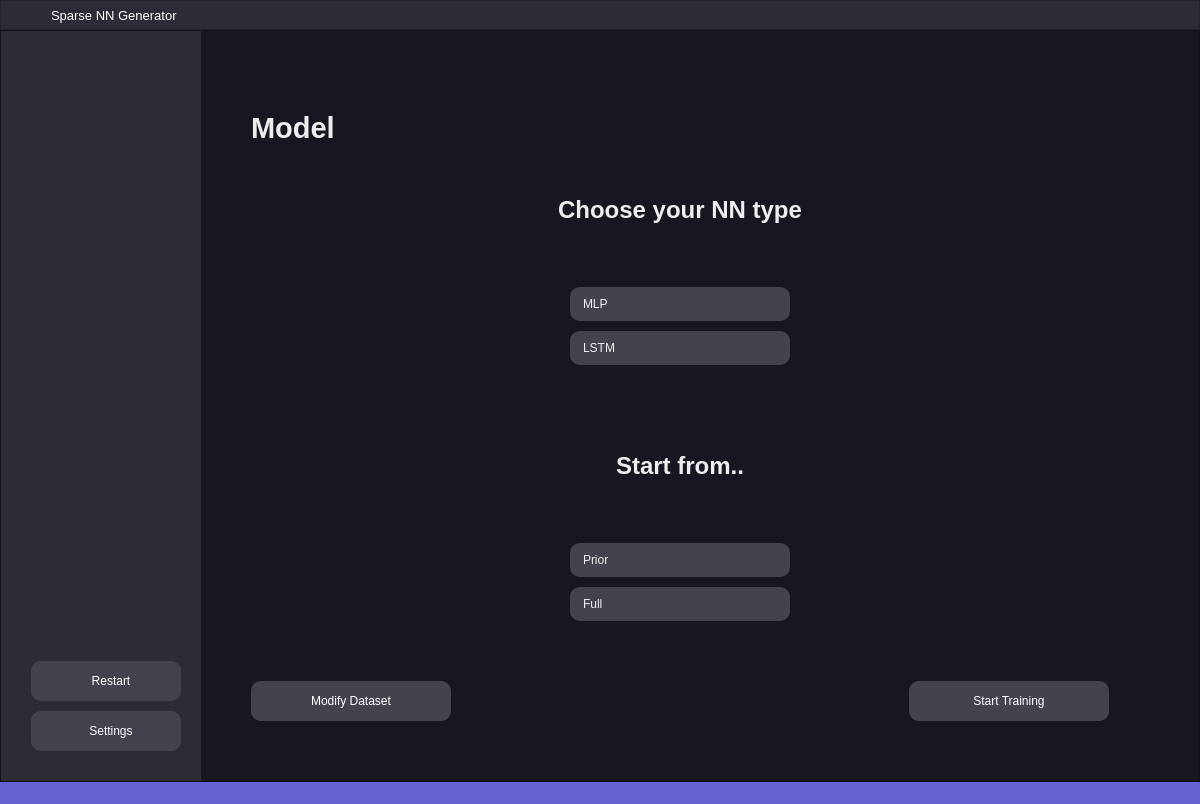
Old version of the form mainwindowui.ui in the repository saxovia/bsc-thesis.
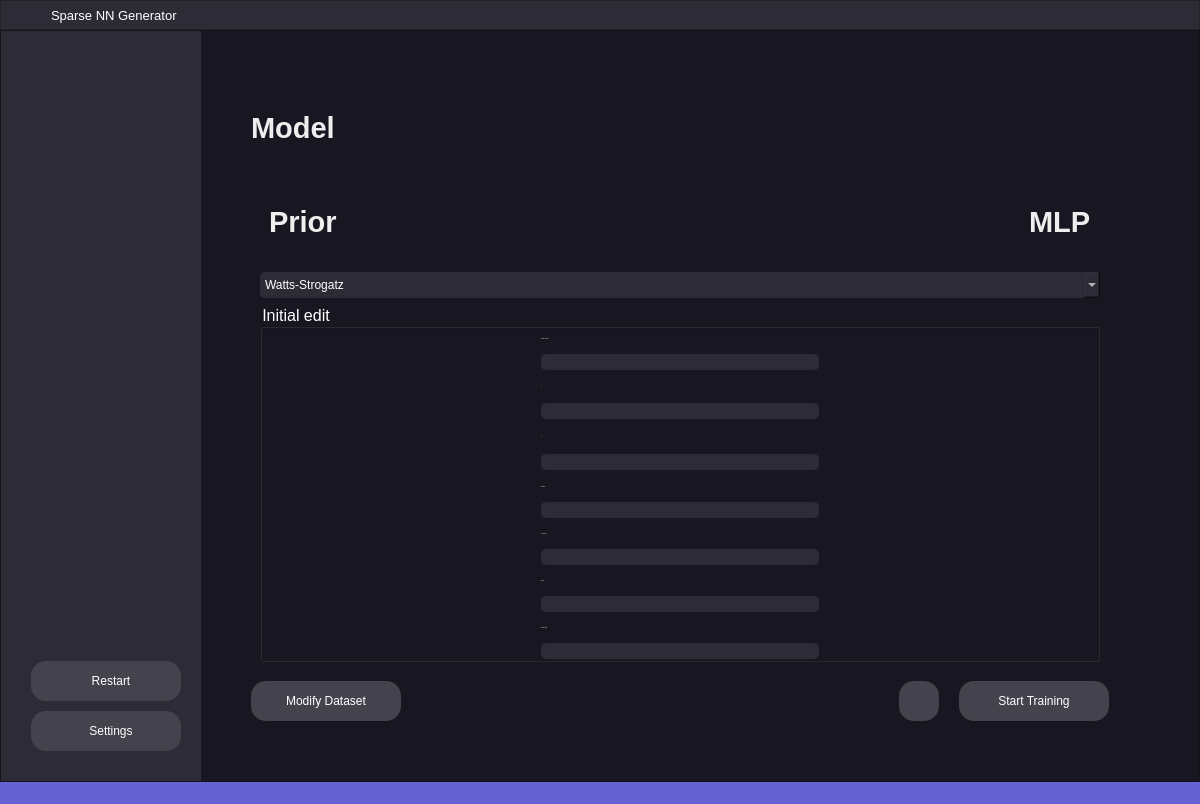
New version of the form. Icons and pictures are not drawn.

Commit message: Worked on model page. Tried to fix table reordering problem

What changed in the file:
```diff
--- a/mainwindowui.ui
+++ b/mainwindowui.ui
@@ -133,12 +133,32 @@
 #side_widget .QPushButton {
 	background-color: #44424c;
 	color: #fff;
-	border-radius: 10px;
+
+}
+#dataset_page .QPushButton,
+#choose_results .QPushButton,
+#side_widget .QPushButton {
 	min-width: 200px;
 	max-width: 200px;
 	min-height: 40px;
 	max-height: 40px;
+	border-radius: 15px;
 }
+#model_train_button, #modify_dataset_button{
+	min-width: 150px;
+	max-width: 200px;
+	min-height: 40px;
+	max-height: 40px;
+	border-radius: 15px;
+}
+#model_undo_button{
+	min-width: 40px;
+	max-width: 40px;
+	min-height: 40px;
+	max-height:40px;
+	border-radius: 15px;
+}
+
 
 #home_page .QPushButton {
 	background-color: #44424c;
@@ -429,6 +449,12 @@
             <iconset>
              <normaloff>resources/icons/neural-net.png</normaloff>resources/icons/neural-net.png</iconset>
            </property>
+           <property name="iconSize">
+            <size>
+             <width>14</width>
+             <height>14</height>
+            </size>
+           </property>
           </widget>
          </item>
          <item>
@@ -484,6 +510,12 @@
             <iconset>
              <normaloff>resources/icons/minimize-sign.png</normaloff>resources/icons/minimize-sign.png</iconset>
            </property>
+           <property name="iconSize">
+            <size>
+             <width>14</width>
+             <height>14</height>
+            </size>
+           </property>
           </widget>
          </item>
          <item>
@@ -501,6 +533,12 @@
             <iconset>
              <normaloff>resources/icons/maximize.png</normaloff>resources/icons/maximize.png</iconset>
            </property>
+           <property name="iconSize">
+            <size>
+             <width>14</width>
+             <height>14</height>
+            </size>
+           </property>
           </widget>
          </item>
          <item>
@@ -518,6 +556,12 @@
             <iconset>
              <normaloff>resources/icons/close.png</normaloff>resources/icons/close.png</iconset>
            </property>
+           <property name="iconSize">
+            <size>
+             <width>14</width>
+             <height>14</height>
+            </size>
+           </property>
           </widget>
          </item>
         </layout>
@@ -823,11 +867,11 @@
                     </size>
                    </property>
                    <property name="text">
-                    <string>  View existing results</string>
+                    <string>  View results</string>
                    </property>
                    <property name="icon">
                     <iconset>
-                     <normaloff>resources/icons/analytics.png</normaloff>resources/icons/analytics.png</iconset>
+                     <normaloff>resources/icons/neural-net.png</normaloff>resources/icons/neural-net.png</iconset>
                    </property>
                   </widget>
                  </item>
@@ -846,7 +890,7 @@
                     </size>
                    </property>
                    <property name="text">
-                    <string>  Choose a model</string>
+                    <string>  Make a model</string>
                    </property>
                    <property name="icon">
                     <iconset>
@@ -1022,7 +1066,7 @@
                       <x>0</x>
                       <y>0</y>
                       <width>832</width>
-                      <height>905</height>
+                      <height>883</height>
                      </rect>
                     </property>
                     <property name="autoFillBackground">
@@ -1057,13 +1101,6 @@
                        </property>
                       </widget>
                      </item>
-                     <item>
-                      <widget class="QLabel" name="label_10">
-                       <property name="text">
-                        <string>TextLabel</string>
-                       </property>
-                      </widget>
-                     </item>
                      <item>
                       <widget class="QFrame" name="frame_4">
                        <property name="sizePolicy">
@@ -1318,6 +1355,19 @@
               <property name="verticalSpacing">
                <number>10</number>
               </property>
+              <item row="3" column="1">
+               <spacer name="horizontalSpacer_4">
+                <property name="orientation">
+                 <enum>Qt::Horizontal</enum>
+                </property>
+                <property name="sizeHint" stdset="0">
+                 <size>
+                  <width>40</width>
+                  <height>20</height>
+                 </size>
+                </property>
+               </spacer>
+              </item>
               <item row="3" column="0">
                <widget class="QPushButton" name="modify_dataset_button">
                 <property name="text">
@@ -1325,28 +1375,8 @@
                 </property>
                </widget>
               </item>
-              <item row="3" column="1">
-               <spacer name="horizontalSpacer_4">
-                <property name="orientation">
-                 <enum>Qt::Horizontal</enum>
-                </property>
-                <property name="sizeHint" stdset="0">
-                 <size>
-                  <width>40</width>
-                  <height>20</height>
-                 </size>
-                </property>
-               </spacer>
-              </item>
-              <item row="3" column="2">
-               <widget class="QPushButton" name="model_train_button">
-                <property name="text">
-                 <string>Start Training</string>
-                </property>
-               </widget>
-              </item>
-              <item row="2" column="0" colspan="3">
-               <widget class="QWidget" name="widget_3" native="true">
+              <item row="2" column="0" colspan="4">
+               <widget class="QWidget" name="model_page_handler" native="true">
                 <property name="maximumSize">
                  <size>
                   <width>16777215</width>
@@ -1367,7 +1397,7 @@
                   <number>0</number>
                  </property>
                  <item row="0" column="0">
-                  <widget class="QLabel" name="label_2">
+                  <widget class="QLabel" name="model_page_title">
                    <property name="minimumSize">
                     <size>
                      <width>0</width>
@@ -1403,7 +1433,7 @@
                  <item row="3" column="0" colspan="2">
                   <widget class="QStackedWidget" name="stackedWidget_2">
                    <property name="currentIndex">
-                    <number>0</number>
+                    <number>3</number>
                    </property>
                    <widget class="QWidget" name="model_starting_page">
                     <layout class="QGridLayout" name="gridLayout_23">
@@ -1424,159 +1454,185 @@
                      </property>
                      <item row="0" column="0" colspan="2" alignment="Qt::AlignHCenter">
                       <widget class="QWidget" name="widget_2" native="true">
+                       <property name="minimumSize">
+                        <size>
+                         <width>0</width>
+                         <height>0</height>
+                        </size>
+                       </property>
                        <layout class="QGridLayout" name="gridLayout_16">
-                        <item row="3" column="0">
-                         <widget class="QLabel" name="label_12">
-                          <property name="minimumSize">
-                           <size>
-                            <width>0</width>
-                            <height>70</height>
-                           </size>
-                          </property>
-                          <property name="maximumSize">
-                           <size>
-                            <width>16777215</width>
-                            <height>100</height>
-                           </size>
-                          </property>
-                          <property name="font">
-                           <font>
-                            <pointsize>18</pointsize>
-                            <bold>true</bold>
-                           </font>
-                          </property>
-                          <property name="autoFillBackground">
-                           <bool>false</bool>
-                          </property>
-                          <property name="text">
-                           <string>Start from..</string>
-                          </property>
-                          <property name="alignment">
-                           <set>Qt::AlignHCenter|Qt::AlignTop</set>
-                          </property>
-                          <property name="wordWrap">
-                           <bool>true</bool>
-                          </property>
-                         </widget>
-                        </item>
-                        <item row="4" column="0">
-                         <widget class="QListWidget" name="listWidget_2">
-                          <property name="maximumSize">
-                           <size>
-                            <width>250</width>
-                            <height>16777215</height>
-                           </size>
-                          </property>
-                          <property name="layoutDirection">
-                           <enum>Qt::LeftToRight</enum>
-                          </property>
-                          <property name="autoScroll">
-                           <bool>false</bool>
-                          </property>
-                          <property name="flow">
-                           <enum>QListView::TopToBottom</enum>
-                          </property>
-                          <property name="wordWrap">
-                           <bool>true</bool>
-                          </property>
-                          <property name="sortingEnabled">
-                           <bool>false</bool>
-                          </property>
-                          <item>
-                           <property name="text">
-                            <string>Prior</string>
-                           </property>
-                          </item>
-                          <item>
-                           <property name="text">
-                            <string>Full</string>
-                           </property>
-                          </item>
-                         </widget>
-                        </item>
-                        <item row="0" column="0">
-                         <widget class="QLabel" name="label_8">
-                          <property name="minimumSize">
-                           <size>
-                            <width>0</width>
-                            <height>70</height>
-                           </size>
-                          </property>
-                          <property name="maximumSize">
-                           <size>
-                            <width>16777215</width>
-                            <height>100</height>
-                           </size>
-                          </property>
-                          <property name="font">
-                           <font>
-                            <pointsize>18</pointsize>
-                            <bold>true</bold>
-                           </font>
-                          </property>
-                          <property name="autoFillBackground">
-                           <bool>false</bool>
-                          </property>
-                          <property name="text">
-                           <string>Choose your NN type</string>
-                          </property>
-                          <property name="alignment">
-                           <set>Qt::AlignHCenter|Qt::AlignTop</set>
-                          </property>
-                          <property name="wordWrap">
-                           <bool>true</bool>
-                          </property>
-                         </widget>
-                        </item>
-                        <item row="2" column="0">
-                         <spacer name="verticalSpacer_6">
-                          <property name="orientation">
-                           <enum>Qt::Vertical</enum>
-                          </property>
-                          <property name="sizeType">
-                           <enum>QSizePolicy::Minimum</enum>
-                          </property>
-                          <property name="sizeHint" stdset="0">
-                           <size>
-                            <width>20</width>
-                            <height>40</height>
-                           </size>
-                          </property>
-                         </spacer>
-                        </item>
                         <item row="1" column="0">
-                         <widget class="QListWidget" name="listWidget">
-                          <property name="maximumSize">
+                         <widget class="QFrame" name="frame_2">
+                          <property name="minimumSize">
                            <size>
-                            <width>250</width>
-                            <height>16777215</height>
+                            <width>350</width>
+                            <height>0</height>
                            </size>
                           </property>
-                          <property name="layoutDirection">
-                           <enum>Qt::LeftToRight</enum>
+                          <property name="frameShape">
+                           <enum>QFrame::StyledPanel</enum>
                           </property>
-                          <property name="autoScroll">
-                           <bool>false</bool>
+                          <property name="frameShadow">
+                           <enum>QFrame::Raised</enum>
                           </property>
-                          <property name="flow">
-                           <enum>QListView::TopToBottom</enum>
+                          <layout class="QGridLayout" name="gridLayout_33">
+                           <item row="0" column="0">
+                            <widget class="QLabel" name="label_8">
+                             <property name="minimumSize">
+                              <size>
+                               <width>0</width>
+                               <height>50</height>
+                              </size>
+                             </property>
+                             <property name="maximumSize">
+                              <size>
+                               <width>16777215</width>
+                               <height>50</height>
+                              </size>
+                             </property>
+                             <property name="font">
+                              <font>
+                               <pointsize>18</pointsize>
+                               <bold>true</bold>
+                              </font>
+                             </property>
+                             <property name="autoFillBackground">
+                              <bool>false</bool>
+                             </property>
+                             <property name="text">
+                              <string>Choose your NN type</string>
+                             </property>
+                             <property name="alignment">
+                              <set>Qt::AlignHCenter|Qt::AlignTop</set>
+                             </property>
+                             <property name="wordWrap">
+                              <bool>true</bool>
+                             </property>
+                            </widget>
+                           </item>
+                           <item row="1" column="0">
+                            <widget class="QListWidget" name="listWidget">
+                             <property name="maximumSize">
+                              <size>
+                               <width>250</width>
+                               <height>16777215</height>
+                              </size>
+                             </property>
+                             <property name="layoutDirection">
+                              <enum>Qt::LeftToRight</enum>
+                             </property>
+                             <property name="autoScroll">
+                              <bool>false</bool>
+                             </property>
+                             <property name="flow">
+                              <enum>QListView::TopToBottom</enum>
+                             </property>
+                             <property name="wordWrap">
+                              <bool>true</bool>
+                             </property>
+                             <property name="sortingEnabled">
+                              <bool>false</bool>
+                             </property>
+                             <item>
+                              <property name="text">
+                               <string>MLP</string>
+                              </property>
+                             </item>
+                             <item>
+                              <property name="text">
+                               <string>LSTM</string>
+                              </property>
+                             </item>
+                            </widget>
+                           </item>
+                          </layout>
+                         </widget>
+                        </item>
+                        <item row="1" column="1">
+                         <widget class="QFrame" name="frame_5">
+                          <property name="minimumSize">
+                           <size>
+                            <width>350</width>
+                            <height>0</height>
+                           </size>
                           </property>
-                          <property name="wordWrap">
-                           <bool>true</bool>
+                          <property name="frameShape">
+                           <enum>QFrame::StyledPanel</enum>
                           </property>
-                          <property name="sortingEnabled">
-                           <bool>false</bool>
+                          <property name="frameShadow">
+                           <enum>QFrame::Raised</enum>
                           </property>
-                          <item>
-                           <property name="text">
-                            <string>MLP</string>
-                           </property>
-                          </item>
-                          <item>
-                           <property name="text">
-                            <string>LSTM</string>
-                           </property>
-                          </item>
+                          <layout class="QGridLayout" name="gridLayout_34">
+                           <item row="0" column="0">
+                            <widget class="QLabel" name="label_12">
+                             <property name="minimumSize">
+                              <size>
+                               <width>0</width>
+                               <height>50</height>
+                              </size>
+                             </property>
+                             <property name="maximumSize">
+                              <size>
+                               <width>16777215</width>
+                               <height>50</height>
+                              </size>
+                             </property>
+                             <property name="font">
+                              <font>
+                               <pointsize>18</pointsize>
+                               <bold>true</bold>
+                              </font>
+                             </property>
+                             <property name="autoFillBackground">
+                              <bool>false</bool>
+                             </property>
+                             <property name="text">
+                              <string>Start from..</string>
+                             </property>
+                             <property name="alignment">
+                              <set>Qt::AlignHCenter|Qt::AlignTop</set>
+                             </property>
+                             <property name="wordWrap">
+                              <bool>true</bool>
+                             </property>
+                            </widget>
+                           </item>
+                           <item row="1" column="0">
+                            <widget class="QListWidget" name="listWidget_2">
+                             <property name="maximumSize">
+                              <size>
+                               <width>250</width>
+                               <height>16777215</height>
+                              </size>
+                             </property>
+                             <property name="layoutDirection">
+                              <enum>Qt::LeftToRight</enum>
+                             </property>
+                             <property name="autoScroll">
+                              <bool>false</bool>
+                             </property>
+                             <property name="flow">
+                              <enum>QListView::TopToBottom</enum>
+                             </property>
+                             <property name="wordWrap">
+                              <bool>true</bool>
+                             </property>
+                             <property name="sortingEnabled">
+                              <bool>false</bool>
+                             </property>
+                             <item>
+                              <property name="text">
+                               <string>Prior</string>
+                              </property>
+                             </item>
+                             <item>
+                              <property name="text">
+                               <string>Full</string>
+                              </property>
+                             </item>
+                            </widget>
+                           </item>
+                          </layout>
                          </widget>
                         </item>
                        </layout>
@@ -1649,7 +1705,7 @@
                          </widget>
                         </item>
                         <item row="0" column="2">
-                         <widget class="QLabel" name="label_21">
+                         <widget class="QLabel" name="current_model_architecture_label_3">
                           <property name="minimumSize">
                            <size>
                             <width>0</width>
@@ -1696,7 +1752,7 @@
                        <property name="maximumSize">
                         <size>
                          <width>16777215</width>
-                         <height>180</height>
+                         <height>250</height>
                         </size>
                        </property>
                        <property name="font">
@@ -1714,19 +1770,16 @@
                         <bool>true</bool>
                        </property>
                        <layout class="QGridLayout" name="gridLayout_5">
-                        <item row="4" column="0">
-                         <widget class="QLineEdit" name="lineEdit_2"/>
+                        <item row="1" column="0">
+                         <widget class="QLabel" name="label_15">
+                          <property name="text">
+                           <string>Number of layers:</string>
+                          </property>
+                         </widget>
                         </item>
                         <item row="2" column="0">
                          <widget class="QLineEdit" name="lineEdit"/>
                         </item>
-                        <item row="5" column="0">
-                         <widget class="QLabel" name="label_30">
-                          <property name="text">
-                           <string>Optimizer</string>
-                          </property>
-                         </widget>
-                        </item>
                         <item row="3" column="0">
                          <widget class="QLabel" name="label_16">
                           <property name="text">
@@ -1734,26 +1787,29 @@
                           </property>
                          </widget>
                         </item>
-                        <item row="1" column="0">
-                         <widget class="QLabel" name="label_15">
-                          <property name="text">
-                           <string>Number of layers:</string>
-                          </property>
-                         </widget>
-                        </item>
-                        <item row="7" column="0">
-                         <widget class="QLabel" name="label_31">
-                          <property name="text">
-                           <string>Loss function</string>
-                          </property>
-                         </widget>
-                        </item>
                         <item row="6" column="0">
                          <widget class="QLineEdit" name="lineEdit_5"/>
                         </item>
+                        <item row="4" column="0">
+                         <widget class="QLineEdit" name="lineEdit_2"/>
+                        </item>
+                        <item row="7" column="0">
+                         <widget class="QLabel" name="label_31">
+                          <property name="text">
+                           <string>Loss function</string>
+                          </property>
+                         </widget>
+                        </item>
                         <item row="8" column="0">
                          <widget class="QLineEdit" name="lineEdit_6"/>
                         </item>
+                        <item row="5" column="0">
+                         <widget class="QLabel" name="label_30">
+                          <property name="text">
+                           <string>Optimizer</string>
+                          </property>
+                         </widget>
+                        </item>
                        </layout>
                       </widget>
                      </item>
@@ -1863,7 +1919,7 @@
                          </widget>
                         </item>
                         <item row="0" column="2">
-                         <widget class="QLabel" name="label_23">
+                         <widget class="QLabel" name="current_model_architecture_label_2">
                           <property name="minimumSize">
                            <size>
                             <width>0</width>
@@ -1901,11 +1957,292 @@
                      </item>
                     </layout>
                    </widget>
+                   <widget class="QWidget" name="model_prior_start_page">
+                    <layout class="QGridLayout" name="gridLayout_30">
+                     <item row="0" column="0">
+                      <widget class="QWidget" name="widget_8" native="true">
+                       <property name="minimumSize">
+                        <size>
+                         <width>0</width>
+                         <height>20</height>
+                        </size>
+                       </property>
+                       <property name="maximumSize">
+                        <size>
+                         <width>16777215</width>
+                         <height>70</height>
+                        </size>
+                       </property>
+                       <layout class="QGridLayout" name="gridLayout_29">
+                        <property name="bottomMargin">
+                         <number>25</number>
+                        </property>
+                        <item row="0" column="1">
+                         <spacer name="horizontalSpacer_9">
+                          <property name="orientation">
+                           <enum>Qt::Horizontal</enum>
+                          </property>
+                          <property name="sizeHint" stdset="0">
+                           <size>
+                            <width>40</width>
+                            <height>20</height>
+                           </size>
+                          </property>
+                         </spacer>
+                        </item>
+                        <item row="0" column="0">
+                         <widget class="QLabel" name="label_29">
+                          <property name="minimumSize">
+                           <size>
+                            <width>0</width>
+                            <height>50</height>
+                           </size>
+                          </property>
+                          <property name="maximumSize">
+                           <size>
+                            <width>16777215</width>
+                            <height>50</height>
+                           </size>
+                          </property>
+                          <property name="font">
+                           <font>
+                            <pointsize>22</pointsize>
+                            <bold>true</bold>
+                           </font>
+                          </property>
+                          <property name="autoFillBackground">
+                           <bool>false</bool>
+                          </property>
+                          <property name="text">
+                           <string>Prior</string>
+                          </property>
+                          <property name="alignment">
+                           <set>Qt::AlignLeading|Qt::AlignLeft|Qt::AlignTop</set>
+                          </property>
+                          <property name="wordWrap">
+                           <bool>true</bool>
+                          </property>
+                         </widget>
+                        </item>
+                        <item row="0" column="2">
+                         <widget class="QLabel" name="current_model_architecture_label">
+                          <property name="minimumSize">
+                           <size>
+                            <width>0</width>
+                            <height>50</height>
+                           </size>
+                          </property>
+                          <property name="maximumSize">
+                           <size>
+                            <width>16777215</width>
+                            <height>50</height>
+                           </size>
+                          </property>
+                          <property name="font">
+                           <font>
+                            <pointsize>22</pointsize>
+                            <bold>true</bold>
+                           </font>
+                          </property>
+                          <property name="autoFillBackground">
+                           <bool>false</bool>
+                          </property>
+                          <property name="text">
+                           <string>MLP</string>
+                          </property>
+                          <property name="alignment">
+                           <set>Qt::AlignLeading|Qt::AlignLeft|Qt::AlignTop</set>
+                          </property>
+                          <property name="wordWrap">
+                           <bool>true</bool>
+                          </property>
+                         </widget>
+                        </item>
+                       </layout>
+                      </widget>
+                     </item>
+                     <item row="2" column="0">
+                      <widget class="QGroupBox" name="groupBox_6">
+                       <property name="minimumSize">
+                        <size>
+                         <width>150</width>
+                         <height>80</height>
+                        </size>
+                       </property>
+                       <property name="maximumSize">
+                        <size>
+                         <width>16777215</width>
+                         <height>16777215</height>
+                        </size>
+                       </property>
+                       <property name="font">
+                        <font>
+                         <pointsize>-1</pointsize>
+                        </font>
+                       </property>
+                       <property name="styleSheet">
+                        <string notr="true"/>
+                       </property>
+                       <property name="title">
+                        <string>Initial edit</string>
+                       </property>
+                       <property name="flat">
+                        <bool>true</bool>
+                       </property>
+                       <layout class="QGridLayout" name="gridLayout_32">
+                        <property name="leftMargin">
+                         <number>0</number>
+                        </property>
+                        <property name="topMargin">
+                         <number>0</number>
+                        </property>
+                        <property name="rightMargin">
+                         <number>0</number>
+                        </property>
+                        <property name="bottomMargin">
+                         <number>0</number>
+                        </property>
+                        <property name="horizontalSpacing">
+                         <number>6</number>
+                        </property>
+                        <item row="14" column="1">
+                         <widget class="QLabel" name="label_43">
+                          <property name="text">
+                           <string>Learning Rate</string>
+                          </property>
+                         </widget>
+                        </item>
+                        <item row="4" column="1">
+                         <widget class="QLineEdit" name="lineEdit_20"/>
+                        </item>
+                        <item row="2" column="1">
+                         <widget class="QLineEdit" name="lineEdit_15"/>
+                        </item>
+                        <item row="6" column="2">
+                         <spacer name="horizontalSpacer_10">
+                          <property name="orientation">
+                           <enum>Qt::Horizontal</enum>
+                          </property>
+                          <property name="sizeHint" stdset="0">
+                           <size>
+                            <width>40</width>
+                            <height>20</height>
+                           </size>
+                          </property>
+                         </spacer>
+                        </item>
+                        <item row="9" column="1">
+                         <widget class="QLabel" name="label_40">
+                          <property name="text">
+                           <string>Loss function</string>
+                          </property>
+                         </widget>
+                        </item>
+                        <item row="1" column="1">
+                         <widget class="QLabel" name="label_39">
+                          <property name="text">
+                           <string>Number of Nodes</string>
+                          </property>
+                         </widget>
+                        </item>
+                        <item row="6" column="1">
+                         <widget class="QLineEdit" name="lineEdit_19"/>
+                        </item>
+                        <item row="5" column="1">
+                         <widget class="QLabel" name="label_45">
+                          <property name="text">
+                           <string>p</string>
+                          </property>
+                         </widget>
+                        </item>
+                        <item row="8" column="1">
+                         <widget class="QLineEdit" name="lineEdit_14"/>
+                        </item>
+                        <item row="12" column="1">
+                         <widget class="QLineEdit" name="lineEdit_17"/>
+                        </item>
+                        <item row="10" column="1">
+                         <widget class="QLineEdit" name="lineEdit_16"/>
+                        </item>
+                        <item row="11" column="1">
+                         <widget class="QLabel" name="label_42">
+                          <property name="text">
+                           <string>Epochs</string>
+                          </property>
+                         </widget>
+                        </item>
+                        <item row="15" column="1">
+                         <widget class="QLineEdit" name="lineEdit_18"/>
+                        </item>
+                        <item row="3" column="1">
+                         <widget class="QLabel" name="label_44">
+                          <property name="text">
+                           <string>k</string>
+                          </property>
+                         </widget>
+                        </item>
+                        <item row="7" column="1">
+                         <widget class="QLabel" name="label_41">
+                          <property name="text">
+                           <string>Optimizer</string>
+                          </property>
+                         </widget>
+                        </item>
+                        <item row="4" column="0">
+                         <spacer name="horizontalSpacer_11">
+                          <property name="orientation">
+                           <enum>Qt::Horizontal</enum>
+                          </property>
+                          <property name="sizeHint" stdset="0">
+                           <size>
+                            <width>40</width>
+                            <height>20</height>
+                           </size>
+                          </property>
+                         </spacer>
+                        </item>
+                       </layout>
+                      </widget>
+                     </item>
+                     <item row="1" column="0">
+                      <widget class="QComboBox" name="comboBox_3">
+                       <item>
+                        <property name="text">
+                         <string>Watts-Strogatz</string>
+                        </property>
+                       </item>
+                       <item>
+                        <property name="text">
+                         <string>Barabási-Albert</string>
+                        </property>
+                       </item>
+                      </widget>
+                     </item>
+                    </layout>
+                   </widget>
                   </widget>
                  </item>
                 </layout>
                </widget>
               </item>
+              <item row="3" column="3">
+               <widget class="QPushButton" name="model_train_button">
+                <property name="text">
+                 <string>Start Training</string>
+                </property>
+               </widget>
+              </item>
+              <item row="3" column="2">
+               <widget class="QPushButton" name="model_undo_button">
+                <property name="text">
+                 <string/>
+                </property>
+                <property name="icon">
+                 <iconset>
+                  <normaloff>resources/icons/undo.png</normaloff>resources/icons/undo.png</iconset>
+                </property>
+               </widget>
+              </item>
              </layout>
             </widget>
             <widget class="QWidget" name="page">
@@ -1944,7 +2281,7 @@
               </property>
               <property name="icon">
                <iconset>
-                <normaloff>resources/icons/restart.png</normaloff>resources/icons/restart.png</iconset>
+                <normaloff>../../.designer/backup/resources/icons/restart.png</normaloff>../../.designer/backup/resources/icons/restart.png</iconset>
               </property>
              </widget>
             </widget>
```
The commit also changes 9 other files.
